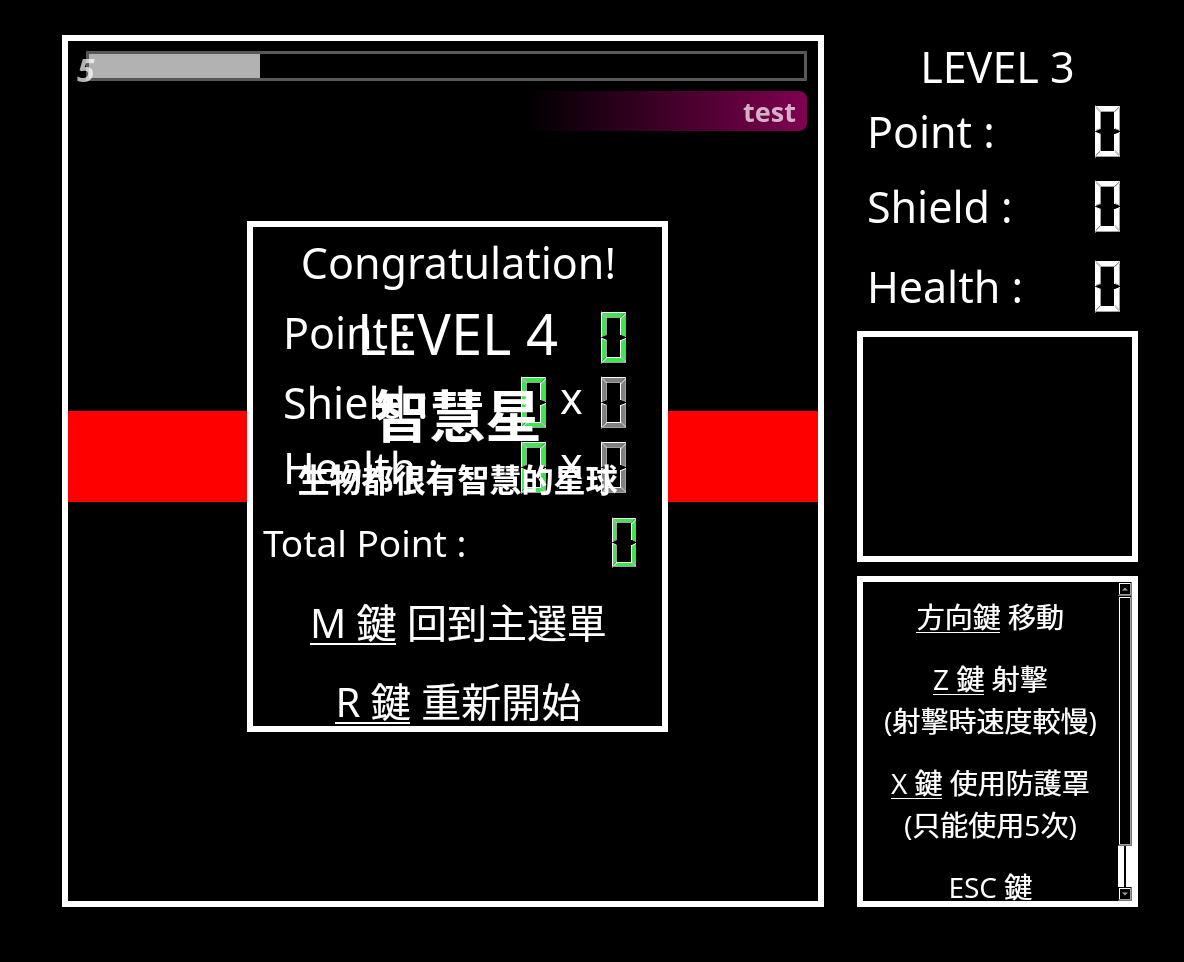
First picture: the form in mainwindow.ui, repository alvin5716/Shooting-Game-Space-Defender, before the edit.
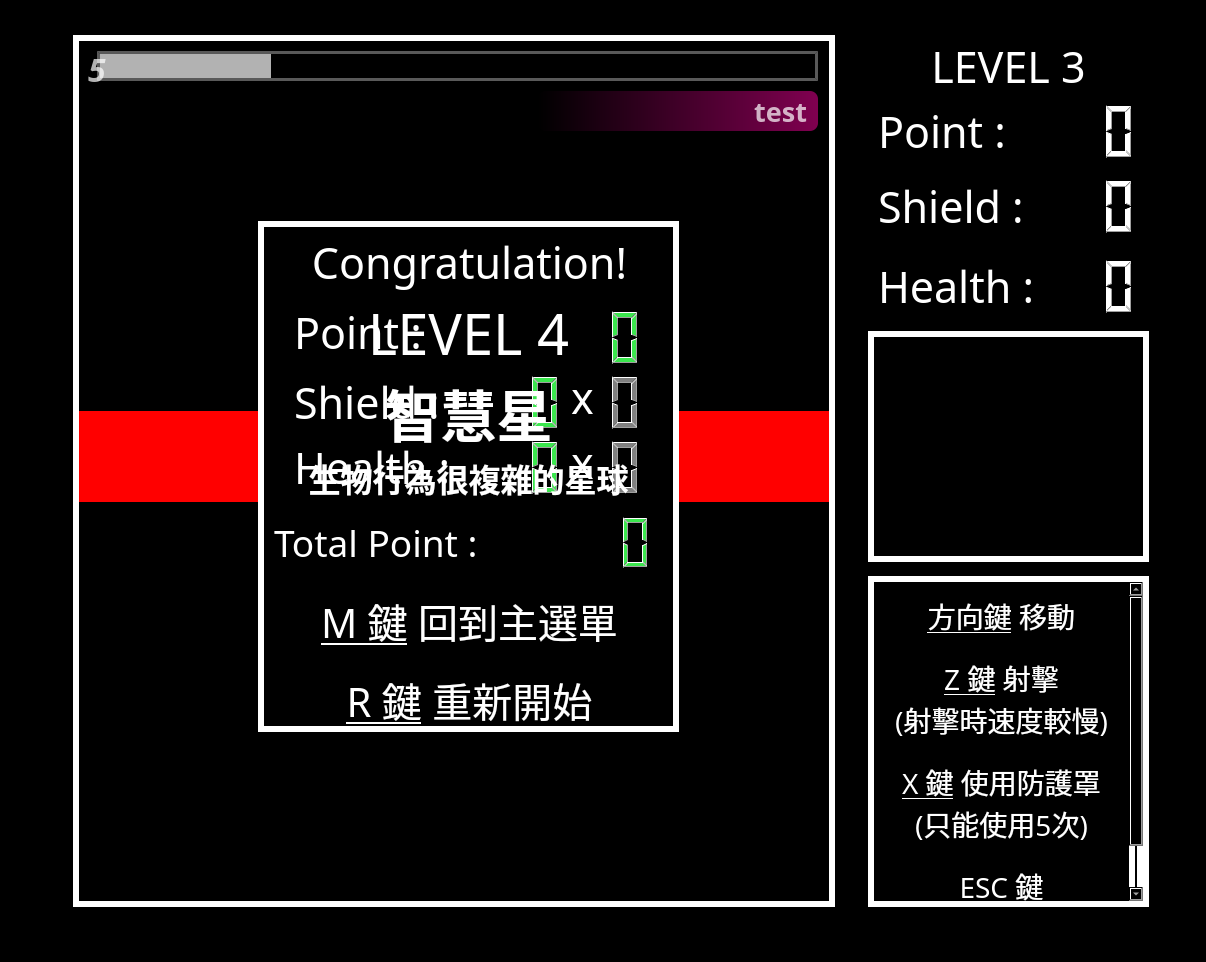
Second picture: the form after the edit. The open tabs and pages were chosen to show the change. Icons and pictures are not drawn.

What changed in the file:
```diff
--- a/mainwindow.ui
+++ b/mainwindow.ui
@@ -6,8 +6,8 @@
    <rect>
     <x>0</x>
     <y>0</y>
-    <width>1150</width>
-    <height>940</height>
+    <width>1206</width>
+    <height>962</height>
    </rect>
   </property>
   <property name="sizePolicy">
@@ -1060,7 +1060,7 @@
 &lt;/style&gt;&lt;/head&gt;&lt;body style=&quot; font-family:'Abyssinica SIL'; font-size:12pt; font-weight:600; font-style:normal;&quot;&gt;
 &lt;p align=&quot;center&quot; style=&quot; margin-top:0px; margin-bottom:0px; margin-left:0px; margin-right:0px; -qt-block-indent:0; text-indent:0px;&quot;&gt;&lt;span style=&quot; font-family:'TW Cen MT'; font-size:56px; font-weight:400;&quot;&gt;LEVEL 4&lt;/span&gt;&lt;/p&gt;
 &lt;p align=&quot;center&quot; style=&quot; margin-top:0px; margin-bottom:0px; margin-left:0px; margin-right:0px; -qt-block-indent:0; text-indent:0px;&quot;&gt;&lt;span style=&quot; font-family:'微軟正黑體'; font-size:56px;&quot;&gt;智慧星&lt;/span&gt;&lt;/p&gt;
-&lt;p align=&quot;center&quot; style=&quot; margin-top:0px; margin-bottom:0px; margin-left:0px; margin-right:0px; -qt-block-indent:0; text-indent:0px;&quot;&gt;&lt;span style=&quot; font-family:'微軟正黑體'; font-size:32px;&quot;&gt;生物都很有智慧的星球&lt;/span&gt;&lt;/p&gt;&lt;/body&gt;&lt;/html&gt;</string>
+&lt;p align=&quot;center&quot; style=&quot; margin-top:0px; margin-bottom:0px; margin-left:0px; margin-right:0px; -qt-block-indent:0; text-indent:0px;&quot;&gt;&lt;span style=&quot; font-family:'微軟正黑體'; font-size:32px;&quot;&gt;生物行為很複雜的星球&lt;/span&gt;&lt;/p&gt;&lt;/body&gt;&lt;/html&gt;</string>
           </property>
          </widget>
         </widget>
```
